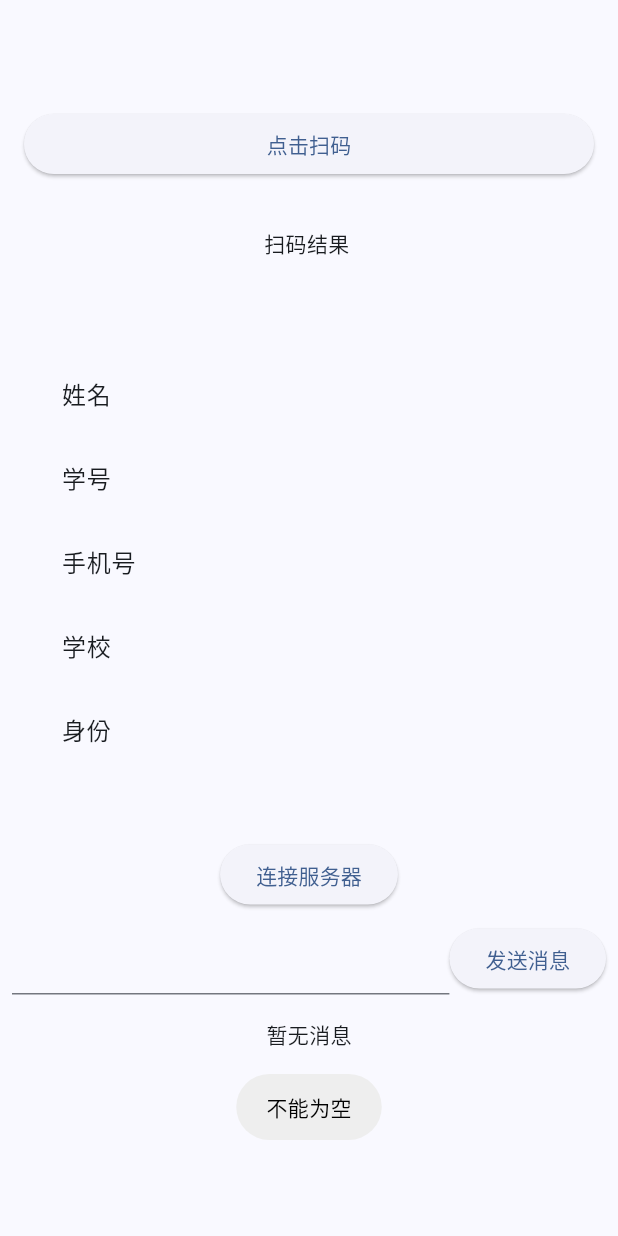
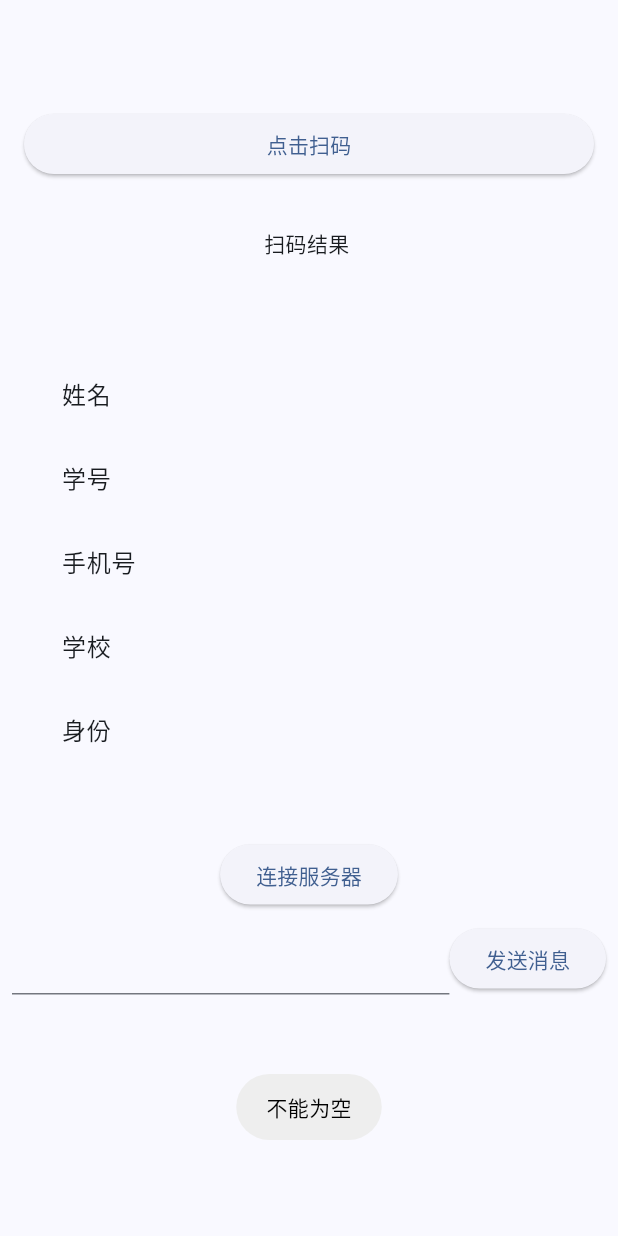
Before and after one commit to 1zhangluo1/fuckketangpai_app, a Flutter app: the QrScan screen opened directly, after a tap on "发送消息", on a phone screen of 412 x 824 dp. Run offline on Flutter 3.47's test engine with Material 3 defaults, Android fonts, the phone set to English and light mode, and no system bars; our stand-ins replace dio, fluttertoast, get, kt_dart, shared_preferences, vibration; missing offline and left inert: mobile_scanner, pointycastle; accounts and stored records are empty; network calls fail.

Commit message:
:sparkles: feat: 可以共享签到了

```diff
--- a/lib/Internet/connectWebSocket.dart
+++ b/lib/Internet/connectWebSocket.dart
@@ -16,7 +16,3 @@ void connectToWebSocket() {
     Toast(e.toString());
   }
 }
-
-void senMessage() {
-  channel.sink.add('课堂派');
-}
--- a/lib/pages/home.dart
+++ b/lib/pages/home.dart
@@ -1,9 +1,12 @@
+import 'dart:convert';
+
 import 'package:dio/dio.dart' as dios;
 import 'package:flutter/cupertino.dart';
 import 'package:flutter/material.dart';
 import 'package:flutter/widgets.dart';
 import 'package:fuckketangpai/Internet/connectWebSocket.dart';
 import 'package:fuckketangpai/pages/profiles.dart';
+import 'package:fuckketangpai/tools/sign.dart';
 import 'package:get/get.dart';
 import 'package:mobile_scanner/mobile_scanner.dart';
 import 'package:web_socket_channel/io.dart';
@@ -20,19 +23,17 @@ class QrScan extends StatefulWidget {
 
 class _QrScanState extends State<QrScan> {
   RxString text = "扫码结果".obs;
-  late IOWebSocketChannel channel;
+  IOWebSocketChannel? channel;
   TextEditingController controller = TextEditingController();
 
   @override
   void initState() {
-    channel = IOWebSocketChannel.connect(
-        'ws://172.16.0.108:9745/connection');
     super.initState();
   }
 
   @override
   void dispose() {
-    channel.sink.close();
+    channel == null ? () => null : channel!.sink.close();
     super.dispose();
   }
 
@@ -57,6 +58,7 @@ class _QrScanState extends State<QrScan> {
                 child: ElevatedButton(
                   onPressed: () async {
                     BarcodeCapture result = await Get.to(Scan());
+                    senMessage(result.barcodes.first.rawValue.toString());
                     text.value = result.barcodes.first.rawValue.toString();
                   },
                   child: Text("点击扫码"),
@@ -78,8 +80,7 @@ class _QrScanState extends State<QrScan> {
               ),
               ElevatedButton(
                   onPressed: () {
-                    channel = IOWebSocketChannel.connect(
-                        'ws://172.16.0.108:9745/connection');
+                    connectToWebSocket();
                   },
                   child: Text('连接服务器')),
               Padding(
@@ -93,19 +94,10 @@ class _QrScanState extends State<QrScan> {
                       ),
                     ),
                     ElevatedButton(
-                        onPressed: () => senMessage(), child: Text('发送消息')),
+                        onPressed: () => controller.value.text.isNotEmpty ? senMessage(controller.value.text) : Toast('不能为空'), child: Text('发送消息')),
                   ],
                 ),
               ),
-              Padding(
-                padding: const EdgeInsets.all(8.0),
-                child: StreamBuilder(stream: channel.stream, builder: (context,snapshot) {
-                  if(snapshot.hasData) {
-                    Toast(snapshot.data.toString());
-                    return Text(snapshot.data.toString());
-                  } else return Text('暂无消息');
-                }),
-              )
             ],
           ),
         ),
@@ -116,18 +108,19 @@ class _QrScanState extends State<QrScan> {
   void connectToWebSocket() {
     try {
       channel = IOWebSocketChannel.connect('ws://172.16.0.108:9745/connection');
-      channel.stream.listen((event) {
-        print(event.toString());
-        Toast(event.toString());
+      channel?.stream.listen((event) {
+        Map<String,dynamic> result = jsonDecode(event);
+        print(result['content'] + '\n' + result['type']);
+        sign(result['content']);
+        Toast(result['content']);
       });
     } on Exception catch (e) {
       Toast(e.toString());
     }
   }
 
-  void senMessage() {
-    if (controller.value.text.isNotEmpty)
-      channel.sink.add(controller.value.text);
-    else Toast('不能为空');
+  void senMessage(String message) {
+    channel?.sink.add(message);
   }
+
 }
```
